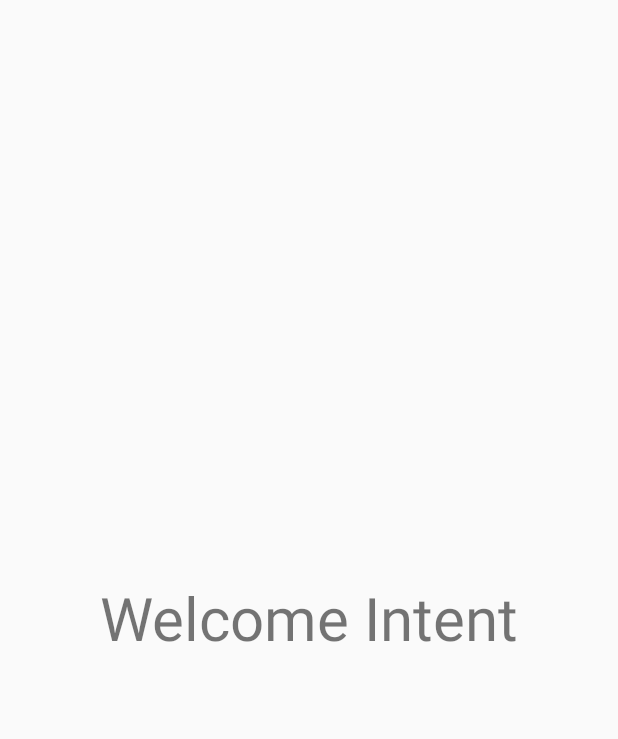
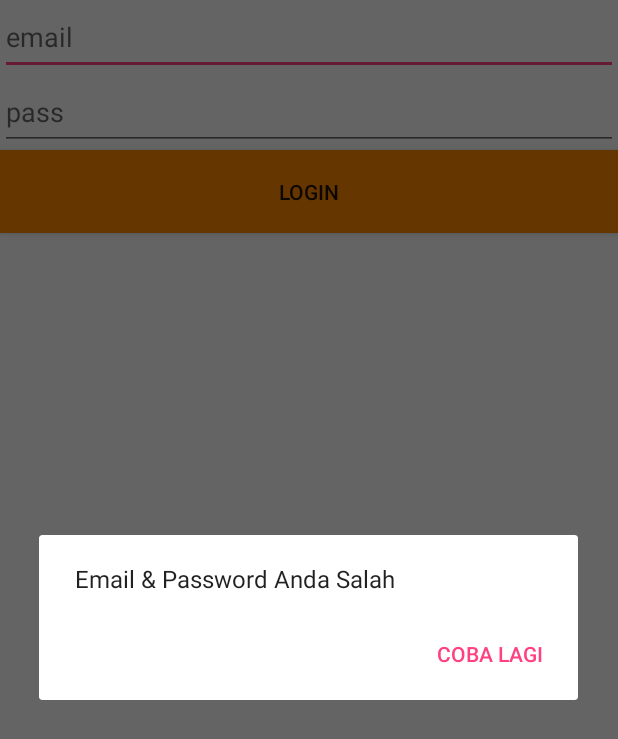
Before and after one commit to Zaenudinm/latihan, an Android app: the screen it shows after launch (Move before the commit, MainActivity after it), after a tap on "LOGIN", on a phone screen of 412 x 824 dp. Shown: the top 739 px of the screen. Run offline under Robolectric (Android 15) with nearby library versions, the phone set to English and light mode, and no system bars.

```diff
--- a/app/src/main/java/com/example/kedok/myapplication/MainActivity.java
+++ b/app/src/main/java/com/example/kedok/myapplication/MainActivity.java
@@ -12,7 +12,7 @@ import android.widget.EditText;
 
 public class MainActivity extends AppCompatActivity {
 
-    EditText emiailku, passku;
+    EditText emailku, passku;
     Button login;
 
     @Override
@@ -20,7 +20,7 @@ public class MainActivity extends AppCompatActivity {
         super.onCreate(savedInstanceState);
         setContentView(R.layout.activity_main);
 
-        emiailku = (EditText) findViewById(R.id.email);
+        emailku = (EditText) findViewById(R.id.email);
         passku = (EditText) findViewById(R.id.pass);
         login = (Button) findViewById(R.id.btn_login);
 
@@ -28,8 +28,19 @@ public class MainActivity extends AppCompatActivity {
             @Override
             public void onClick(View view) {
 
-                Intent move = new Intent(MainActivity.this,Move.class);
-                startActivity(move);
+                String email_key = emailku.getText().toString();
+                String pass_key = passku.getText().toString();
+
+                if (email_key.equals("latihan_modul_3") && pass_key.equals("123masuk")){
+
+                    Intent move = new Intent(MainActivity.this,Move.class);
+                    startActivity(move);
+                }else {
+                    AlertDialog.Builder builder =  new AlertDialog.Builder(MainActivity.this);
+                    builder.setMessage("Email & Password Anda Salah").setNegativeButton("coba lagi",null).create().show();
+
+                }
+
 
             }
         });
```
